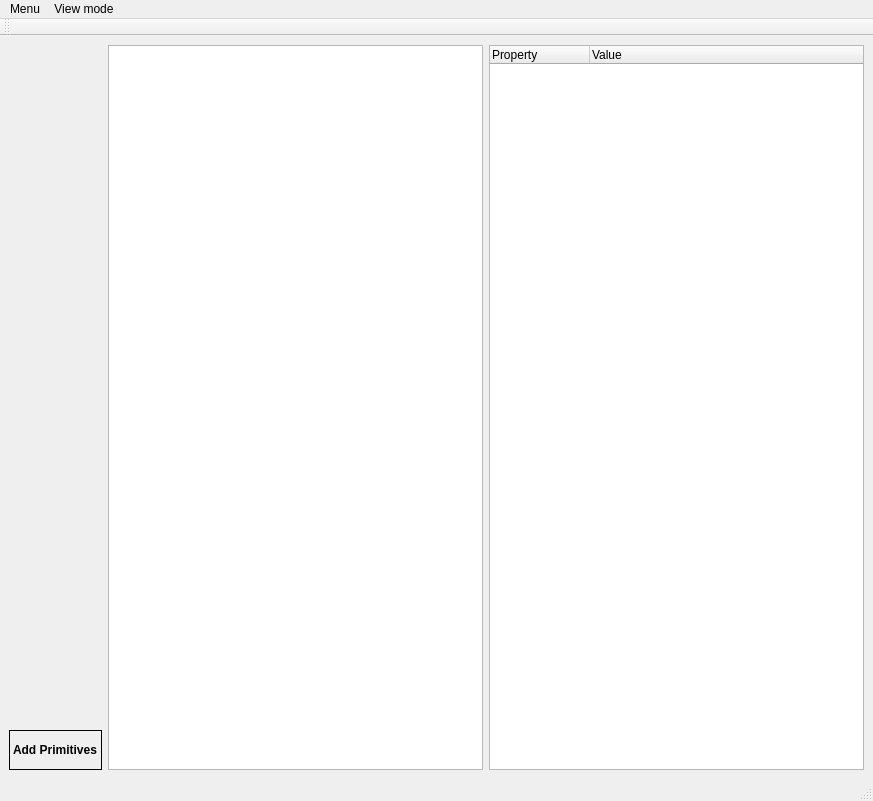
Above: UI/MainWindow.ui from ubuntunux/PyEngine3D before the change. Below: the same form after it.
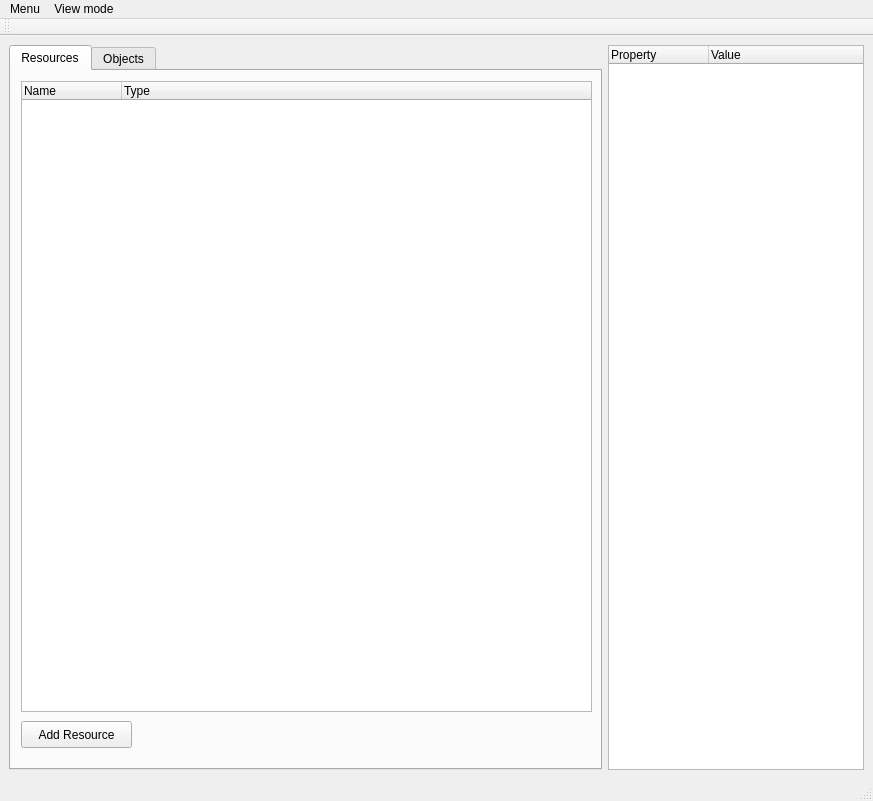
That is the form after the change.

Commit message: Add Resource tab

Diff of the .ui file:
```diff
--- a/UI/MainWindow.ui
+++ b/UI/MainWindow.ui
@@ -15,45 +15,113 @@
   </property>
   <widget class="QWidget" name="centralwidget">
    <layout class="QGridLayout" name="gridLayout">
+    <item row="0" column="1">
+     <layout class="QHBoxLayout" name="layoutProperty">
+      <item>
+       <widget class="QTreeWidget" name="objPropertyTree">
+        <property name="sizePolicy">
+         <sizepolicy hsizetype="Expanding" vsizetype="Expanding">
+          <horstretch>0</horstretch>
+          <verstretch>0</verstretch>
+         </sizepolicy>
+        </property>
+        <property name="minimumSize">
+         <size>
+          <width>0</width>
+          <height>0</height>
+         </size>
+        </property>
+        <property name="lineWidth">
+         <number>1</number>
+        </property>
+        <property name="autoExpandDelay">
+         <number>0</number>
+        </property>
+        <column>
+         <property name="text">
+          <string>Property</string>
+         </property>
+        </column>
+        <column>
+         <property name="text">
+          <string>Value</string>
+         </property>
+        </column>
+       </widget>
+      </item>
+     </layout>
+    </item>
     <item row="0" column="0">
-     <layout class="QHBoxLayout" name="horizontalLayout_3">
-      <item>
-       <layout class="QVBoxLayout" name="meshListLayout">
-        <item>
-         <widget class="QWidget" name="empty_Mesh" native="true"/>
-        </item>
-        <item>
-         <widget class="QLabel" name="label_AddMesh">
-          <property name="enabled">
-           <bool>true</bool>
-          </property>
-          <property name="maximumSize">
-           <size>
-            <width>16777215</width>
-            <height>40</height>
-           </size>
-          </property>
-          <property name="font">
-           <font>
-            <weight>75</weight>
-            <bold>true</bold>
-           </font>
-          </property>
-          <property name="frameShape">
-           <enum>QFrame::Box</enum>
-          </property>
-          <property name="text">
-           <string>Add Primitives</string>
-          </property>
-          <property name="margin">
-           <number>10</number>
-          </property>
-         </widget>
-        </item>
-       </layout>
-      </item>
-      <item>
+     <widget class="QTabWidget" name="tabWidget">
+      <property name="sizePolicy">
+       <sizepolicy hsizetype="Expanding" vsizetype="Expanding">
+        <horstretch>1</horstretch>
+        <verstretch>0</verstretch>
+       </sizepolicy>
+      </property>
+      <property name="currentIndex">
+       <number>0</number>
+      </property>
+      <widget class="QWidget" name="tabResources">
+       <attribute name="title">
+        <string>Resources</string>
+       </attribute>
+       <widget class="QTreeWidget" name="resourceListWidget">
+        <property name="geometry">
+         <rect>
+          <x>10</x>
+          <y>10</y>
+          <width>571</width>
+          <height>631</height>
+         </rect>
+        </property>
+        <property name="columnCount">
+         <number>2</number>
+        </property>
+        <column>
+         <property name="text">
+          <string>Name</string>
+         </property>
+        </column>
+        <column>
+         <property name="text">
+          <string>Type</string>
+         </property>
+        </column>
+       </widget>
+       <widget class="QPushButton" name="btnAddResource">
+        <property name="geometry">
+         <rect>
+          <x>10</x>
+          <y>650</y>
+          <width>111</width>
+          <height>27</height>
+         </rect>
+        </property>
+        <property name="text">
+         <string>Add Resource</string>
+        </property>
+       </widget>
+      </widget>
+      <widget class="QWidget" name="tabObjects">
+       <attribute name="title">
+        <string>Objects</string>
+       </attribute>
        <widget class="QListWidget" name="objectList">
+        <property name="geometry">
+         <rect>
+          <x>10</x>
+          <y>10</y>
+          <width>571</width>
+          <height>631</height>
+         </rect>
+        </property>
+        <property name="sizePolicy">
+         <sizepolicy hsizetype="Expanding" vsizetype="Expanding">
+          <horstretch>0</horstretch>
+          <verstretch>0</verstretch>
+         </sizepolicy>
+        </property>
         <property name="contextMenuPolicy">
          <enum>Qt::DefaultContextMenu</enum>
         </property>
@@ -64,25 +132,21 @@
          <number>100</number>
         </property>
        </widget>
-      </item>
-      <item>
-       <widget class="QTreeWidget" name="objPropertyTree">
-        <property name="autoExpandDelay">
-         <number>0</number>
+       <widget class="QPushButton" name="btnRemoveObject">
+        <property name="geometry">
+         <rect>
+          <x>10</x>
+          <y>650</y>
+          <width>89</width>
+          <height>27</height>
+         </rect>
         </property>
-        <column>
-         <property name="text">
-          <string>Property</string>
-         </property>
-        </column>
-        <column>
-         <property name="text">
-          <string>Value</string>
-         </property>
-        </column>
+        <property name="text">
+         <string>Remove</string>
+        </property>
        </widget>
-      </item>
-     </layout>
+      </widget>
+     </widget>
     </item>
    </layout>
   </widget>
```
Left out of the diff: 3 changed lines with no effect on the pictures. The commit also changes 3 other files.
